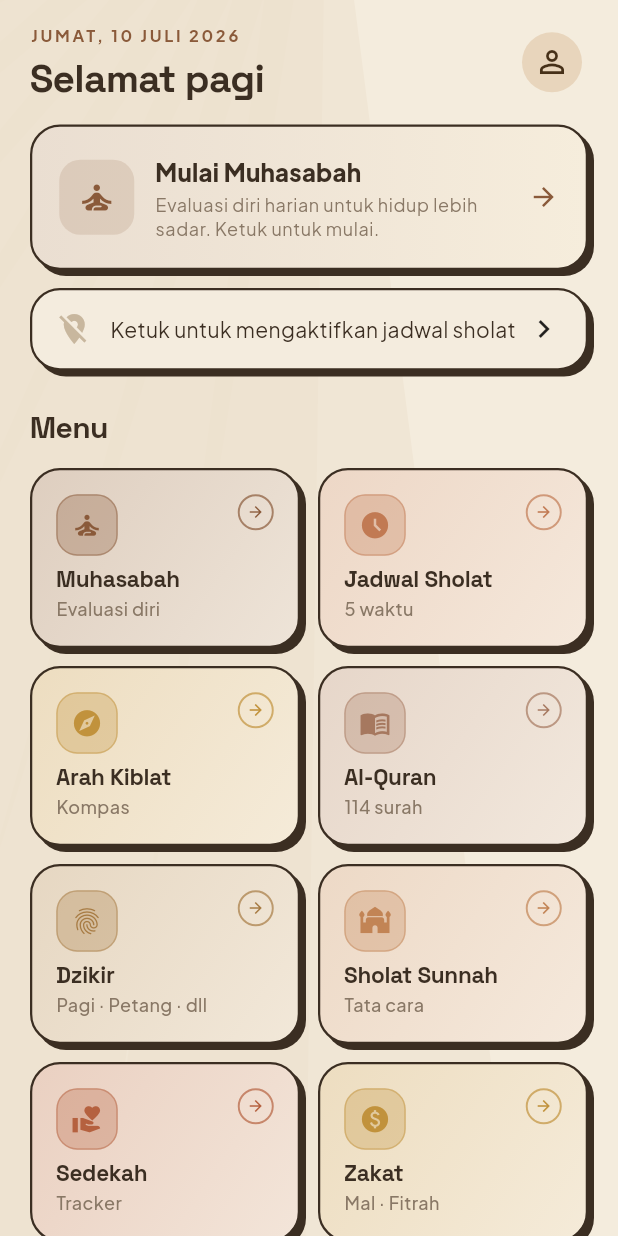
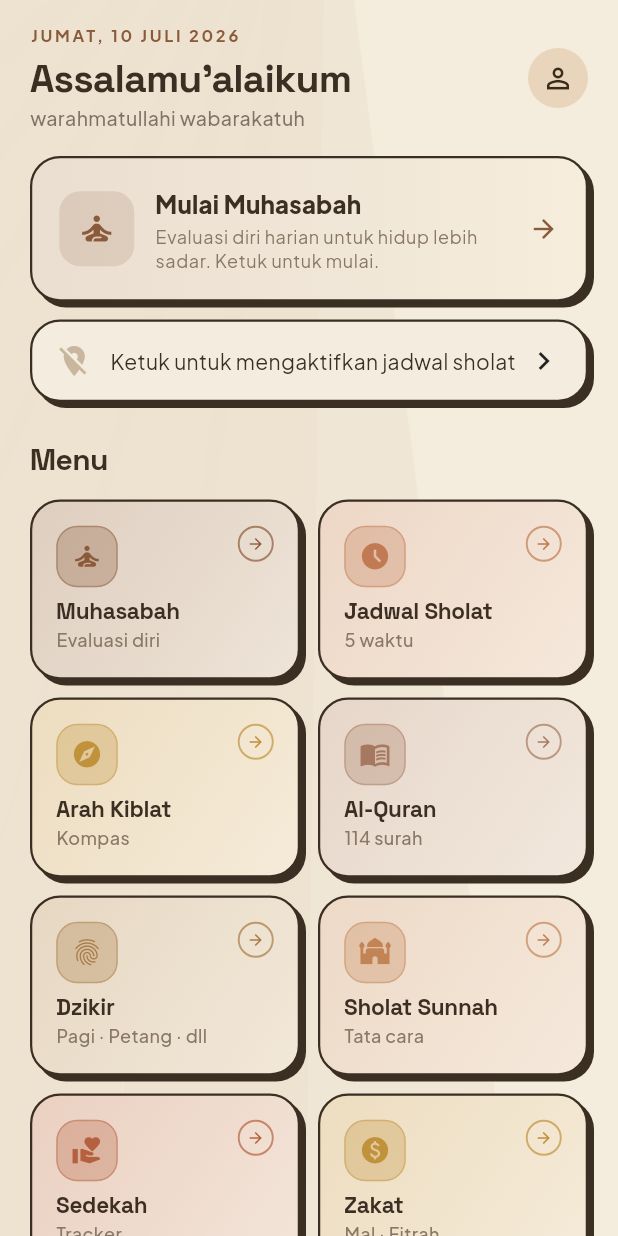
Before and after one commit to bebekoding/Nasuha-app, a Flutter app: the screen it shows after launch, on a phone screen of 412 x 824 dp. Run offline on Flutter 3.47's test engine with Material 3 defaults, Android fonts, the phone set to English and light mode, and no system bars; our stand-ins replace adhan, drift, drift_flutter, file_picker, fl_chart, flutter_compass and 11 more; missing offline and left inert: cryptography, dart:js_interop, extension_google_sign_in_as_googleapis_auth, googleapis; accounts and stored records are empty; generated files the repository leaves out were written again.

Commit message:
feat(v1.2.4): salam Islami, avatar sync, fix muhasabah scoring
- Beranda mobile+desktop: sapaan "Selamat pagi/siang/sore/malam" →
  "Assalamu'alaikum, {nama}" + subtitle "warahmatullahi wabarakatuh"
  (salam lengkap untuk konteks app Islami).
- Avatar top-right (home) + nav pill AKUN (desktop) sekarang menampilkan
  photoPath user via widget baru UserAvatar (resolve File di mobile,
  data URI di web). Update otomatis begitu user ganti foto.
- Fix bug XP -90 saat mencatat sholat Subuh: autoSyncMissedPrayers
  sebelumnya menghitung 5 sholat "wajib terlewat" begitu user log satu,
  jadi log Subuh (+10) langsung diikuti 4×(-25) tidak_sholat_fardu = -90
  meski hari belum selesai. Sekarang pakai helper
  elapsedPrayerWindows() (adhan lib + lat/lng dari settings) untuk
  menghitung hanya jendela sholat yang SUDAH tertutup relatif waktu
  sekarang. Diterapkan di muhasabah_repository & prayer_confirm
  background handler. Kalau lat/lng belum di-set → return 0 (konservatif).
- Muhasabah screen: PopupMenu → "Reset Muhasabah" (confirm dialog,
  panggil resetAllData yang sudah ada; tag amalan tak ikut kehapus).
  Screen juga backfill sync kemarin (bukan hanya hari ini) supaya
  data lama self-heal setelah pergantian hari.

Co-Authored-By: Claude Opus 4.7 <noreply@anthropic.com>

```diff
--- /dev/null
+++ b/lib/core/widgets/user_avatar.dart
@@ -0,0 +1,78 @@
+import 'dart:convert';
+import 'dart:io';
+
+import 'package:flutter/foundation.dart' show kIsWeb;
+import 'package:flutter/material.dart';
+
+/// Bulat kecil, resolve gambar dari [photoPath] (file lokal / data URI web),
+/// fallback ke [fallbackIcon] kalau kosong / file hilang.
+///
+/// Dipakai untuk badge profile di pojok home (mobile) & nav desktop —
+/// ukuran mengikuti param [size], bukan pakai CircleAvatar (bakalan ganjil
+/// karena background circle default). Foto meng-cover penuh.
+class UserAvatar extends StatelessWidget {
+  const UserAvatar({
+    super.key,
+    required this.photoPath,
+    this.size = 40,
+    this.fallbackIcon = Icons.person_outline,
+    this.background,
+    this.foreground,
+  });
+
+  final String? photoPath;
+  final double size;
+  final IconData fallbackIcon;
+  final Color? background;
+  final Color? foreground;
+
+  @override
+  Widget build(BuildContext context) {
+    final scheme = Theme.of(context).colorScheme;
+    final bg = background ?? scheme.primaryContainer;
+    final fg = foreground ?? scheme.onPrimaryContainer;
+    final img = _resolveImage();
+    return SizedBox(
+      width: size,
+      height: size,
+      child: ClipOval(
+        child: img != null
+            ? Image(
+                image: img,
+                width: size,
+                height: size,
+                fit: BoxFit.cover,
+                gaplessPlayback: true,
+              )
+            : Container(
+                color: bg,
+                alignment: Alignment.center,
+                child: Icon(fallbackIcon, size: size * 0.55, color: fg),
+              ),
+      ),
+    );
+  }
+
+  ImageProvider? _resolveImage() {
+    final p = photoPath;
+    if (p == null || p.isEmpty) return null;
+    if (p.startsWith('data:')) {
+      final commaIdx = p.indexOf(',');
+      if (commaIdx == -1) return null;
+      try {
+        final bytes = base64Decode(p.substring(commaIdx + 1));
+        return MemoryImage(bytes);
+      } catch (_) {
+        return null;
+      }
+    }
+    if (kIsWeb) return null;
+    try {
+      final f = File(p);
+      if (!f.existsSync()) return null;
+      return FileImage(f);
+    } catch (_) {
+      return null;
+    }
+  }
+}
--- a/lib/features/home/presentation/desktop_home_screen.dart
+++ b/lib/features/home/presentation/desktop_home_screen.dart
@@ -162,13 +162,8 @@ class _HeroGreeting extends StatelessWidget {
   final DateTime date;
 
   String get _greeting {
-    final h = date.hour;
-    final name = displayName.isEmpty ? 'sahabat' : displayName;
-    if (h < 4) return 'Selamat malam, $name';
-    if (h < 11) return 'Selamat pagi, $name';
-    if (h < 15) return 'Selamat siang, $name';
-    if (h < 19) return 'Selamat sore, $name';
-    return 'Selamat malam, $name';
+    final name = displayName.isEmpty ? '' : ', $displayName';
+    return "Assalamu'alaikum$name";
   }
 
   @override
@@ -197,6 +192,17 @@ class _HeroGreeting extends StatelessWidget {
             fontWeight: FontWeight.w800,
             color: scheme.onSurface,
             letterSpacing: -1.2,
+          ),
+        ),
+        const SizedBox(height: 6),
+        Text(
+          'warahmatullahi wabarakatuh',
+          style: TextStyle(
+            fontFamily: 'Plus Jakarta Sans',
+            fontSize: 20,
+            fontWeight: FontWeight.w500,
+            height: 1.3,
+            color: scheme.onSurface.withValues(alpha: 0.72),
           ),
         ),
         const SizedBox(height: 14),
--- a/lib/features/home/presentation/home_screen.dart
+++ b/lib/features/home/presentation/home_screen.dart
@@ -11,6 +11,7 @@ import '../../../config/theme/theme_controller.dart' show sharedPrefsProvider;
 import '../../../core/constants/app_strings.dart';
 import '../../../core/widgets/desktop_page_shell.dart'
     show DesktopSunburstBackdrop;
+import '../../../core/widgets/user_avatar.dart';
 import '../../../services/database/legacy_isar_check.dart';
 import '../../muhasabah/presentation/providers/muhasabah_enabled_provider.dart';
 import '../../muhasabah/presentation/providers/muhasabah_providers.dart';
@@ -144,7 +145,7 @@ class _HomeScreenState extends ConsumerState<HomeScreen>
                           ),
                           const SizedBox(height: 6),
                           Text(
-                            _greeting(settings.displayName),
+                            _salamGreeting(settings.displayName),
                             style: TextStyle(
                               fontFamily: 'Space Grotesk',
                               fontSize: 26,
@@ -154,12 +155,33 @@ class _HomeScreenState extends ConsumerState<HomeScreen>
                               color: scheme.onSurface,
                             ),
                           ),
+                          const SizedBox(height: 2),
+                          Text(
+                            'warahmatullahi wabarakatuh',
+                            style: TextStyle(
+                              fontFamily: 'Plus Jakarta Sans',
+                              fontSize: 13,
+                              fontWeight: FontWeight.w500,
+                              color: scheme.onSurface.withValues(alpha: 0.62),
+                            ),
+                          ),
                         ],
                       ),
                     ),
-                    IconButton.filledTonal(
-                      icon: const Icon(Icons.person_outline),
-                      onPressed: () => context.push('/profile'),
+                    // Avatar profil di pojok — otomatis pakai photoPath
+                    // kalau user sudah set. Ukuran dijaga sama dengan
+                    // IconButton.filledTonal (~40px) supaya layout tak geser.
+                    Semantics(
+                      button: true,
+                      label: 'Profil',
+                      child: InkResponse(
+                        onTap: () => context.push('/profile'),
+                        radius: 26,
+                        child: UserAvatar(
+                          photoPath: settings.photoPath,
+                          size: 40,
+                        ),
+                      ),
                     ),
                   ],
                 ),
@@ -321,15 +343,8 @@ class _HomeScreenState extends ConsumerState<HomeScreen>
     ];
   }
 
-  String _greeting(String? name) {
-    final h = DateTime.now().hour;
-    final base = switch (h) {
-      < 4 => 'Tahajud yang berkah',
-      < 11 => 'Selamat pagi',
-      < 15 => 'Selamat siang',
-      < 18 => 'Selamat sore',
-      _ => 'Selamat malam',
-    };
+  String _salamGreeting(String? name) {
+    const base = "Assalamu'alaikum";
     if (name != null && name.trim().isNotEmpty) {
       return '$base, ${name.split(' ').first}';
     }
--- a/lib/services/notification/prayer_confirm.dart
+++ b/lib/services/notification/prayer_confirm.dart
@@ -6,6 +6,7 @@ import 'package:flutter/widgets.dart';
 import 'package:flutter_local_notifications/flutter_local_notifications.dart';
 
 import '../../core/extensions/date_extensions.dart';
+import '../../features/muhasabah/data/elapsed_prayer_windows.dart';
 import '../../models/muhasabah_tag.dart';
 import '../database/app_database.dart';
 
@@ -92,7 +93,8 @@ Future<void> _syncMissedWithin(AppDatabase db, String dateKey) async {
       .map((e) => e.tagSlug)
       .toSet()
       .length;
-  final target = math.max(0, 5 - prayersDone);
+  final elapsed = await elapsedPrayerWindows(db, dateKey, DateTime.now());
+  final target = math.max(0, elapsed - prayersDone);
 
   final autoMissed = all
       .where((e) => e.tagSlug == _missedSlug && e.note == _autoNote)
--- a/pubspec.yaml
+++ b/pubspec.yaml
@@ -1,7 +1,7 @@
 name: muhasabah
 description: "A privacy-first Muslim personal growth companion."
 publish_to: 'none'
-version: 1.2.3+5
+version: 1.2.4+6
 
 environment:
   sdk: ^3.12.1
```
Also changed, not shown: lib/core/widgets/desktop_page_shell.dart (+17 -7 lines), lib/features/muhasabah/data/elapsed_prayer_windows.dart (added, +80 -0 lines), lib/features/muhasabah/data/repositories/muhasabah_repository.dart (+7 -1 lines), lib/features/muhasabah/presentation/screens/muhasabah_screen.dart (+63 -5 lines).
